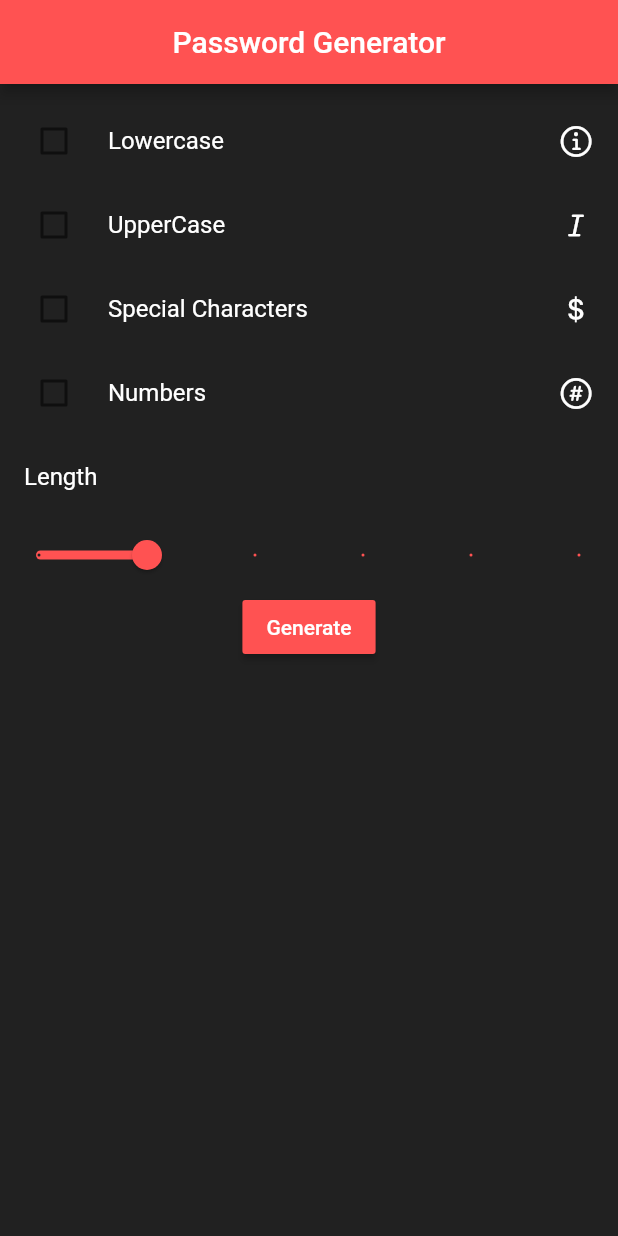
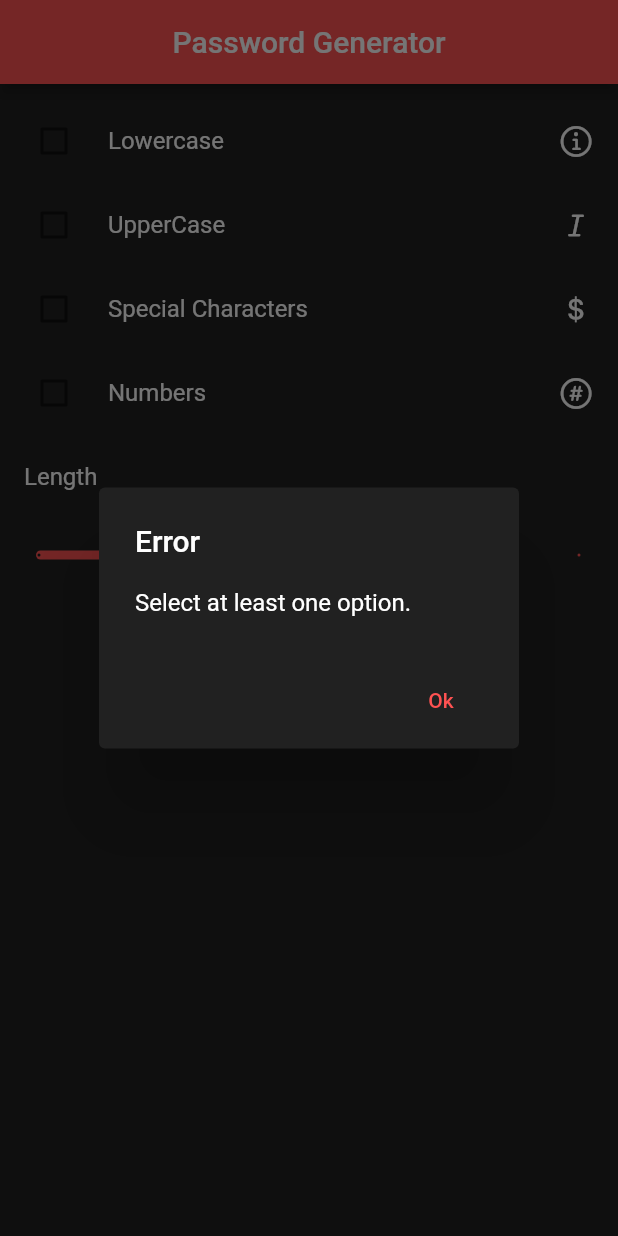
Before and after one commit to girishrajani/password_generator, a Flutter app: the screen it shows after launch, after a tap on "Generate", on a phone screen of 412 x 824 dp. Run offline on Flutter 3.47's test engine with Material 2 defaults, Android fonts, the phone set to English and light mode, and no system bars.

```diff
--- a/lib/main.dart
+++ b/lib/main.dart
@@ -1,6 +1,12 @@
 import 'package:flutter/cupertino.dart';
 import 'package:flutter/material.dart';
 
+var _char = false;
+var _num = false;
+var _lower = false;
+var _upper = false;
+var _len = 11.0;
+var length;
 void main() {
   runApp(
     MaterialApp(
@@ -15,12 +21,6 @@ class PassWordGen extends StatefulWidget {
 }
 
 class _PassWordGenState extends State<PassWordGen> {
-  var _char = false;
-  var _num = false;
-  var _lower = false;
-  var _upper = false;
-  var _len = 11.0;
-  var length;
   @override
   Widget build(BuildContext context) {
     return Scaffold(
@@ -139,7 +139,12 @@ class _PassWordGenState extends State<PassWordGen> {
           ),
           Center(
             child: RaisedButton(
-              onPressed: () {},
+              onPressed: () {
+                showDialog(
+                  context: context,
+                  builder: (BuildContext context) => _buildPopupDialog(context),
+                );
+              },
               color: Colors.redAccent,
               child: Text(
                 'Generate',
@@ -152,3 +157,70 @@ class _PassWordGenState extends State<PassWordGen> {
     );
   }
 }
+
+Widget _buildPopupDialog(BuildContext context) {
+  if (_char == false && _lower == false && _upper == false && _num == false) {
+    return AlertDialog(
+      backgroundColor: Colors.grey[900],
+      title: Text(
+        'Error',
+        style: TextStyle(
+          color: Colors.white,
+        ),
+      ),
+      content: Text(
+        'Select at least one option.',
+        style: TextStyle(
+          color: Colors.white,
+        ),
+      ),
+      actions: <Widget>[
+        FlatButton(
+          onPressed: () {
+            Navigator.of(context).pop();
+          },
+          child: Text(
+            'Ok',
+            style: TextStyle(color: Colors.redAccent),
+          ),
+        )
+      ],
+    );
+  } else {
+    return AlertDialog(
+      backgroundColor: Colors.grey[900],
+      title: Text(
+        'Your Password',
+        style: TextStyle(
+          color: Colors.white,
+        ),
+      ),
+      content: Text(
+        'Password',
+        style: TextStyle(
+          color: Colors.white,
+        ),
+      ),
+      actions: <Widget>[
+        FlatButton(
+          onPressed: () {
+            Navigator.of(context).pop();
+          },
+          child: Text(
+            'Ok',
+            style: TextStyle(color: Colors.redAccent),
+          ),
+        ),
+        FlatButton(
+          onPressed: () {
+            Navigator.of(context).pop();
+          },
+          child: Text(
+            'Copy to Clipboard',
+            style: TextStyle(color: Colors.redAccent),
+          ),
+        ),
+      ],
+    );
+  }
+}
```
